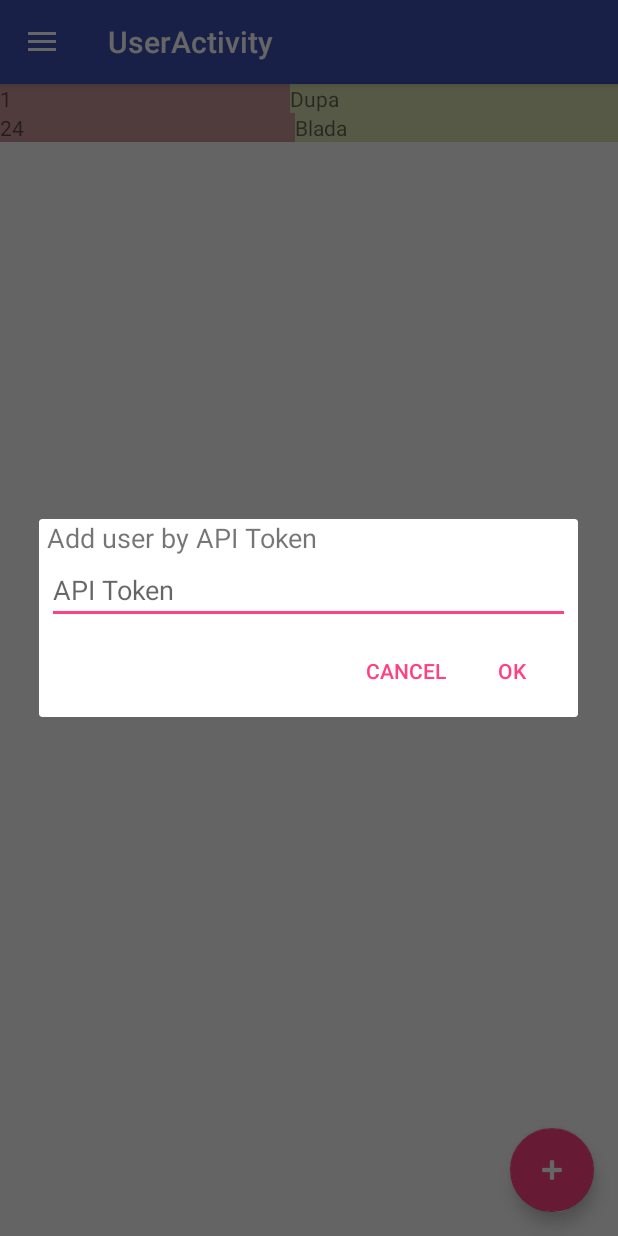
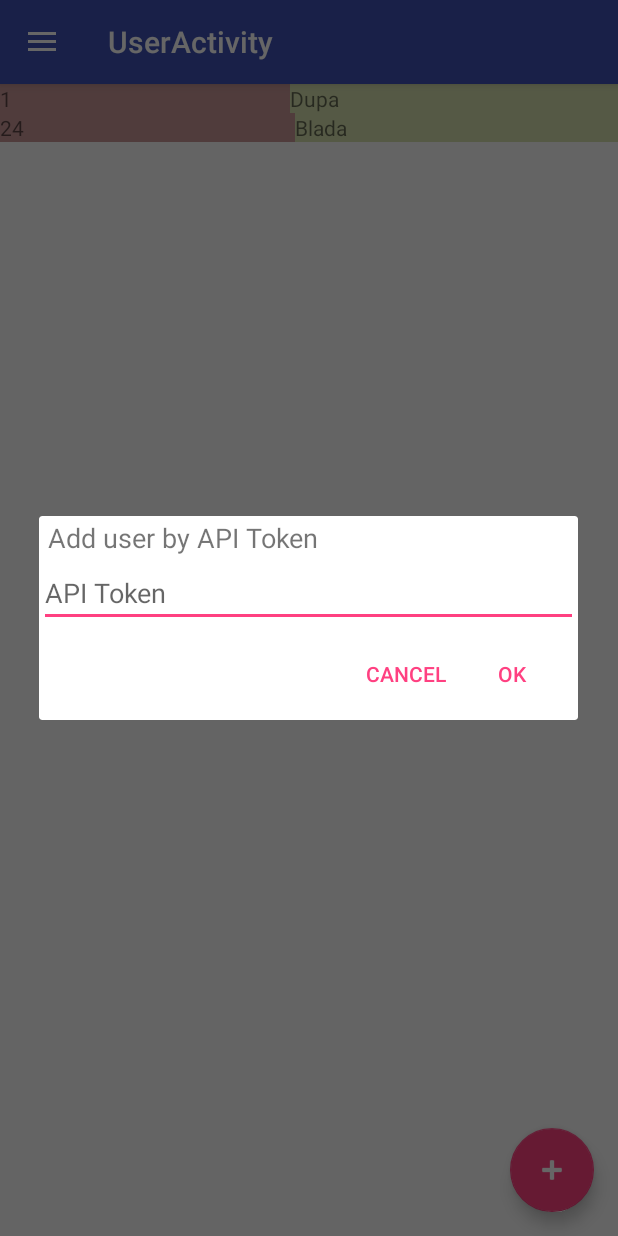
Before and after one commit to krystiankaluzny/ProjectTracker, an Android app: the screen it shows after launch (UserActivity), after a tap on an icon or button, on a phone screen of 412 x 824 dp. Run offline under Robolectric (Android 15) with nearby library versions, the phone set to English and light mode, and no system bars; our stand-ins replace Dagger/Hilt's generated code, data binding; libraries missing offline, so code that uses them is left out: com.raizlabs.android; 6 statements that could not run were skipped.

```diff
--- a/app/src/main/java/app/obywatel/togglnative/TogglNativeApp.kt
+++ b/app/src/main/java/app/obywatel/togglnative/TogglNativeApp.kt
@@ -1,16 +1,35 @@
 package app.obywatel.togglnative
 
 import android.app.Application
+import android.content.Context
+import app.obywatel.togglnative.di.ApplicationComponent
+import app.obywatel.togglnative.di.ApplicationModule
+import app.obywatel.togglnative.di.DaggerApplicationComponent
 import app.obywatel.togglnative.model.repository.AppDatabase
 import com.raizlabs.android.dbflow.config.DatabaseConfig
 import com.raizlabs.android.dbflow.config.FlowConfig
 import com.raizlabs.android.dbflow.config.FlowManager
 
+
 class TogglNativeApp : Application() {
+
+    lateinit var applicationComponent: ApplicationComponent
+
+    companion object {
+        fun component(context: Context): ApplicationComponent = (context.applicationContext as TogglNativeApp).applicationComponent
+    }
 
     override fun onCreate() {
         super.onCreate()
+        initComponent()
         initDatabase()
+    }
+
+    private fun initComponent() {
+
+        applicationComponent = DaggerApplicationComponent.builder()
+                .applicationModule(ApplicationModule(this))
+                .build()
     }
 
     private fun initDatabase() {
--- /dev/null
+++ b/app/src/main/java/app/obywatel/togglnative/di/ViewModelDi.kt
@@ -0,0 +1,23 @@
+package app.obywatel.togglnative.di
+
+import app.obywatel.togglnative.di.scope.ActivityScope
+import app.obywatel.togglnative.view.user.UserActivity
+import app.obywatel.togglnative.viewmodel.user.UserViewModel
+import dagger.Module
+import dagger.Provides
+import dagger.Subcomponent
+
+@Module
+class UserViewModelModule {
+
+    @Provides
+    @ActivityScope
+    fun providesUsersViewModel(): UserViewModel = UserViewModel()
+}
+
+@ActivityScope
+@Subcomponent(modules = arrayOf(UserViewModelModule::class))
+interface UserViewModelComponent {
+
+    fun inject(userActivity: UserActivity)
+}
--- a/app/src/main/java/app/obywatel/togglnative/view/user/AddUserDialog.kt
+++ b/app/src/main/java/app/obywatel/togglnative/view/user/AddUserDialog.kt
@@ -13,7 +13,7 @@ class AddUserDialog : DialogFragment() {
 
     override fun onCreateDialog(savedInstanceState: Bundle?): Dialog {
 
-        val usersViewModel = (activity as UserActivity).usersViewModel
+        val usersViewModel = (activity as UserActivity).userViewModel
 
         val builder: AlertDialog.Builder = AlertDialog.Builder(activity)
         val addUserContentView: View = activity.layoutInflater.inflate(R.layout.user_add_by_api_token, null)
--- a/app/src/main/java/app/obywatel/togglnative/view/user/UserActivity.kt
+++ b/app/src/main/java/app/obywatel/togglnative/view/user/UserActivity.kt
@@ -1,7 +1,5 @@
 package app.obywatel.togglnative.view.user
 
-import android.app.Dialog
-import android.app.FragmentManager
 import android.content.Context
 import android.content.Intent
 import android.os.Bundle
@@ -12,15 +10,16 @@ import android.support.v7.app.AppCompatActivity
 import android.support.v7.widget.LinearLayoutManager
 import android.view.MenuItem
 import app.obywatel.togglnative.R
-import app.obywatel.togglnative.viewmodel.user.UsersViewModel
+import app.obywatel.togglnative.TogglNativeApp
+import app.obywatel.togglnative.di.UserViewModelModule
+import app.obywatel.togglnative.viewmodel.user.UserViewModel
 import kotlinx.android.synthetic.main.user_activity.*
 import kotlinx.android.synthetic.main.user_app_bar.*
-import java.util.*
+import javax.inject.Inject
 
 class UserActivity : AppCompatActivity(), NavigationView.OnNavigationItemSelectedListener {
 
-    private val random = Random()
-    internal val usersViewModel: UsersViewModel = UsersViewModel()
+    @Inject internal lateinit var userViewModel: UserViewModel
 
     companion object {
         fun newIntent(context: Context): Intent {
@@ -32,6 +31,10 @@ class UserActivity : AppCompatActivity(), NavigationView.OnNavigationItemSelecte
         super.onCreate(savedInstanceState)
         setContentView(R.layout.user_activity)
         setSupportActionBar(toolbar)
+
+        TogglNativeApp.component(this)
+                .plus(UserViewModelModule())
+                .inject(this)
 
         addUserButton.setOnClickListener { showAddUserDialog() }
 
@@ -84,7 +87,7 @@ class UserActivity : AppCompatActivity(), NavigationView.OnNavigationItemSelecte
 
     private fun initUserList() {
 
-        val userAdapter = UserAdapter(usersViewModel)
+        val userAdapter = UserAdapter(userViewModel)
 
         recycleView.layoutManager = LinearLayoutManager(this)
         recycleView.adapter = userAdapter
--- a/app/src/main/java/app/obywatel/togglnative/view/user/UserAdapter.kt
+++ b/app/src/main/java/app/obywatel/togglnative/view/user/UserAdapter.kt
@@ -5,18 +5,18 @@ import android.view.ViewGroup
 import app.obywatel.togglnative.R
 import app.obywatel.togglnative.databinding.UserRowBinding
 import app.obywatel.togglnative.view.bind
-import app.obywatel.togglnative.viewmodel.user.UsersViewModel
+import app.obywatel.togglnative.viewmodel.user.UserViewModel
 
 
-class UserAdapter(private val usersViewModel: UsersViewModel) : RecyclerView.Adapter<UserAdapter.ViewHolder>() {
+class UserAdapter(private val userViewModel: UserViewModel) : RecyclerView.Adapter<UserAdapter.ViewHolder>() {
 
-    override fun getItemCount() = usersViewModel.userCount()
+    override fun getItemCount() = userViewModel.userCount()
 
     override fun onCreateViewHolder(parent: ViewGroup, viewType: Int): ViewHolder = ViewHolder(parent.bind(R.layout.user_row))
 
     override fun onBindViewHolder(holder: ViewHolder, position: Int) {
 
-        holder.binding.viewModel = usersViewModel.singleUserViewModel(position)
+        holder.binding.viewModel = userViewModel.singleUserViewModel(position)
     }
 
     class ViewHolder(val binding: UserRowBinding) : RecyclerView.ViewHolder(binding.content)
--- a/app/src/main/java/app/obywatel/togglnative/viewmodel/user/UsersViewModel.kt
+++ b/app/src/main/java/app/obywatel/togglnative/viewmodel/user/UserViewModel.kt
@@ -3,7 +3,7 @@ package app.obywatel.togglnative.viewmodel.user
 import android.util.Log
 import app.obywatel.togglnative.model.repository.UserItem
 
-class UsersViewModel {
+class UserViewModel() {
 
     private val userItems: MutableList<UserItem>
 
@@ -11,6 +11,8 @@ class UsersViewModel {
         val userView1 = UserItem(1, "Dupa")
         val userView2 = UserItem(24, "Blada")
         userItems = mutableListOf(userView1, userView2)
+
+        Log.d("DUPA", "UserViewModel created")
     }
 
     fun userCount() = userItems.size
@@ -18,6 +20,6 @@ class UsersViewModel {
 
     fun addUserByApiToken(apiToken: String) {
 
-        Log.d("UsersViewModel", apiToken)
+        Log.d("UserViewModel", apiToken)
     }
 }
--- a/app/src/main/res/layout/user_add_by_api_token.xml
+++ b/app/src/main/res/layout/user_add_by_api_token.xml
@@ -1,11 +1,7 @@
 <?xml version="1.0" encoding="utf-8"?>
-<android.support.constraint.ConstraintLayout
+<LinearLayout
     xmlns:android="http://schemas.android.com/apk/res/android"
     xmlns:tools="http://schemas.android.com/tools"
-    android:layout_width="match_parent"
-    android:layout_height="match_parent">
-
-    <LinearLayout
     android:layout_width="match_parent"
     android:layout_height="wrap_content"
     android:layout_margin="5dp"
@@ -15,6 +11,8 @@
     <TextView
         android:layout_width="match_parent"
         android:layout_height="wrap_content"
+        android:padding="2dp"
+        android:paddingStart="6dp"
         android:text="@string/add_user_by_api_token"
         android:textSize="18sp" />
 
@@ -26,4 +24,3 @@
         android:hint="@string/api_token"
         android:inputType="textPersonName" />
 </LinearLayout>
-</android.support.constraint.ConstraintLayout>
```
Also changed, not shown: app/build.gradle (+7 -9 lines), app/src/main/java/app/obywatel/togglnative/di/AppDi.kt (added, +27 -0 lines), app/src/main/java/app/obywatel/togglnative/di/scope/ActivityScope.kt (added, +7 -0 lines), app/src/main/java/app/obywatel/togglnative/di/scope/ApplicationScope.kt (added, +7 -0 lines). Lines whose indentation alone changed are shown as unchanged.
